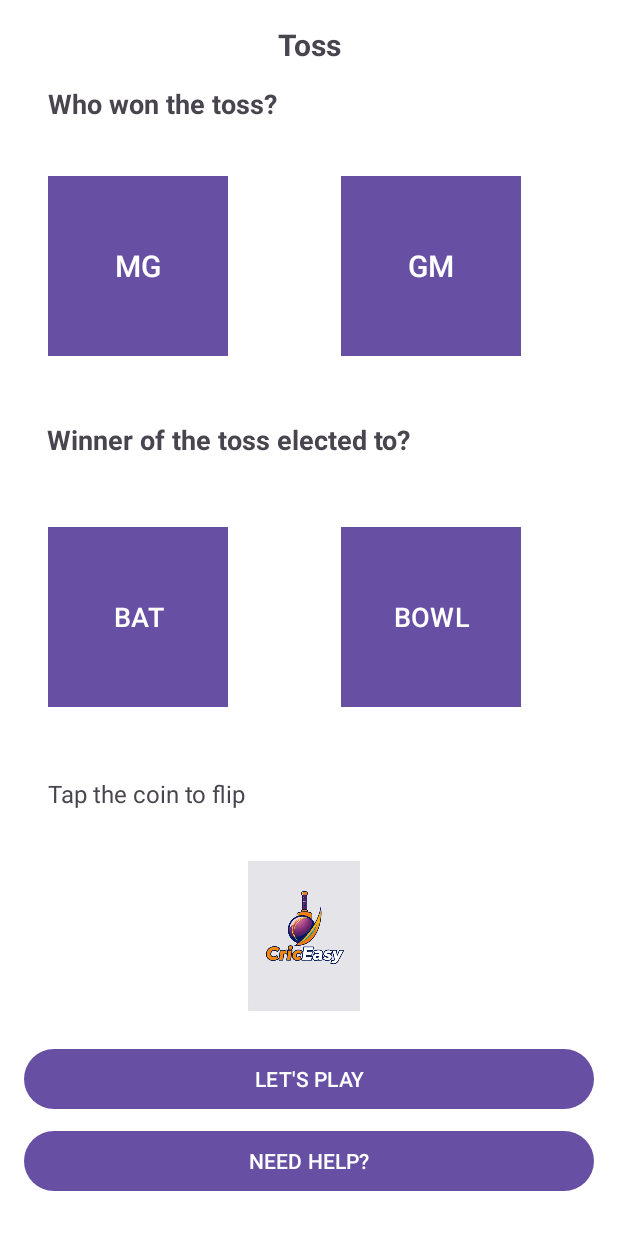
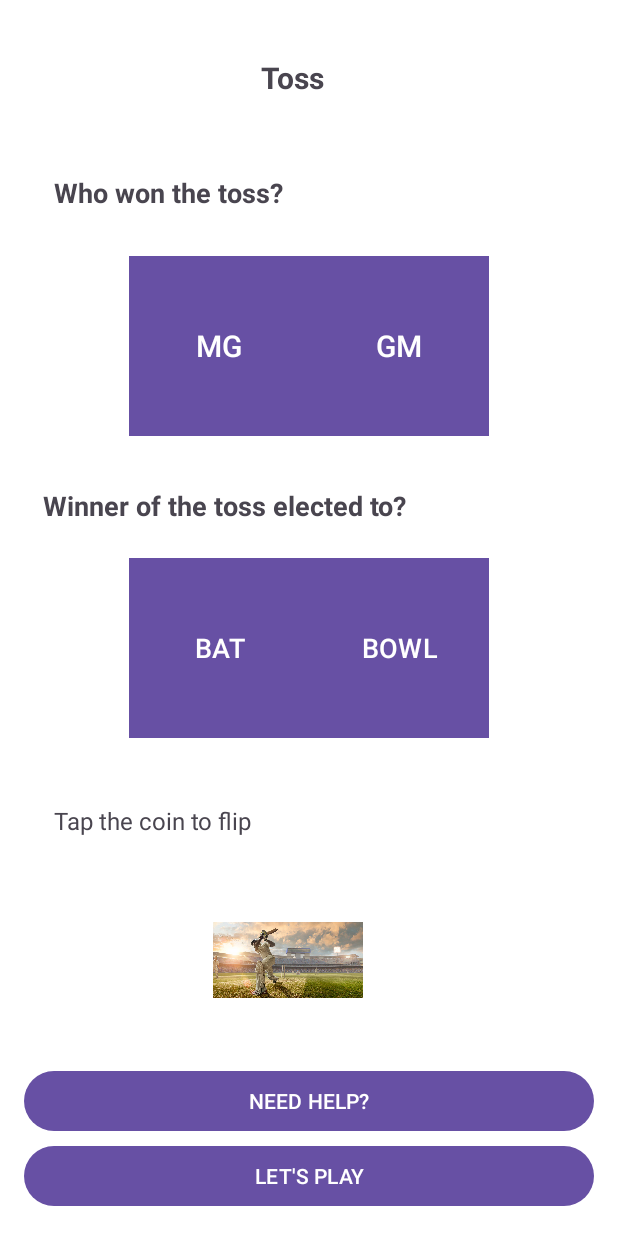
Before and after one commit to Yashhwanth/CricEasy, an Android app: the layout activity_toss.xml on its own in the app's theme, with its tools: preview values and no code run, on a phone screen of 412 x 824 dp. Run offline under Robolectric (Android 15) with nearby library versions, the phone set to English and light mode, and no system bars.

Commit message:
Toss Page

```diff
--- a/app/src/main/AndroidManifest.xml
+++ b/app/src/main/AndroidManifest.xml
@@ -40,6 +40,9 @@
         <activity android:name=".TossActivity"
             android:exported="true"  />
 
+        <activity android:name=".TeamSelectionActivity"
+            android:exported="true"  />
+
 
 
         <meta-data
--- a/app/src/main/java/com/cricketscoringapp/criceasy/MatchInfoActivity.java
+++ b/app/src/main/java/com/cricketscoringapp/criceasy/MatchInfoActivity.java
@@ -82,7 +82,7 @@ public class MatchInfoActivity extends AppCompatActivity {
     public void startActivityWithClearTop(Intent intent) {
         intent.addFlags(Intent.FLAG_ACTIVITY_CLEAR_TOP);
         startActivity(intent);
-        finish();
+        //finish();
     }
 
     //Method to validate inputs
--- a/app/src/main/java/com/cricketscoringapp/criceasy/TossActivity.java
+++ b/app/src/main/java/com/cricketscoringapp/criceasy/TossActivity.java
@@ -1,6 +1,12 @@
 package com.cricketscoringapp.criceasy;
 
+import android.os.Bundle;
 import androidx.appcompat.app.AppCompatActivity;
 
 public class TossActivity extends AppCompatActivity {
+    @Override
+    protected void onCreate(Bundle savedInstanceState) {
+        super.onCreate(savedInstanceState);
+        setContentView(R.layout.activity_toss); // Make sure this layout file exists
+    }
 }
--- a/app/src/main/res/layout/activity_team_creation.xml
+++ b/app/src/main/res/layout/activity_team_creation.xml
@@ -32,7 +32,8 @@
             android:layout_width="wrap_content"
             android:layout_height="wrap_content"
             android:layout_gravity="center"
-            android:text="@string/select_team_a"/>
+            android:text="@string/select_team_a"
+            android:onClick="teamsinput"/>
     </LinearLayout>
 
     <!-- VS Separator -->
@@ -75,7 +76,8 @@
             android:layout_width="wrap_content"
             android:layout_height="wrap_content"
             android:layout_gravity="center"
-            android:text="@string/select_team_b"/>
+            android:text="@string/select_team_b"
+            android:onClick="teamsinput"/>
     </LinearLayout>
 
     <!-- Back and Next Buttons at the Bottom -->
--- a/app/src/main/res/layout/activity_toss.xml
+++ b/app/src/main/res/layout/activity_toss.xml
@@ -27,9 +27,10 @@
         android:textStyle="bold"
         app:layout_constraintBottom_toBottomOf="parent"
         app:layout_constraintEnd_toEndOf="parent"
+        app:layout_constraintHorizontal_bias="0.467"
         app:layout_constraintStart_toStartOf="parent"
         app:layout_constraintTop_toTopOf="parent"
-        app:layout_constraintVertical_bias="0.0" />
+        app:layout_constraintVertical_bias="0.029" />
 
     <!-- Bat/Bowl Buttons -->
 
@@ -39,47 +40,18 @@
         android:id="@+id/tv_toss_winner"
         android:layout_width="wrap_content"
         android:layout_height="wrap_content"
+        android:layout_marginTop="8dp"
         android:text="Who won the toss?"
         android:textSize="18sp"
         android:textStyle="bold"
         app:layout_constraintBottom_toBottomOf="parent"
         app:layout_constraintEnd_toEndOf="parent"
-        app:layout_constraintHorizontal_bias="0.07"
+        app:layout_constraintHorizontal_bias="0.088"
         app:layout_constraintStart_toStartOf="parent"
         app:layout_constraintTop_toTopOf="parent"
-        app:layout_constraintVertical_bias="0.053" />
+        app:layout_constraintVertical_bias="0.121" />
 
     <!-- Bottom Buttons -->
-
-    <Button
-        android:id="@+id/btn_team1"
-        android:layout_width="120dp"
-        android:layout_height="120dp"
-        android:background="@drawable/back"
-        android:text="MG"
-        android:textColor="@android:color/white"
-        android:textSize="20sp"
-        app:layout_constraintBottom_toBottomOf="parent"
-        app:layout_constraintEnd_toEndOf="parent"
-        app:layout_constraintHorizontal_bias="0.061"
-        app:layout_constraintStart_toStartOf="parent"
-        app:layout_constraintTop_toTopOf="parent"
-        app:layout_constraintVertical_bias="0.151" />
-
-    <Button
-        android:id="@+id/btn_team2"
-        android:layout_width="120dp"
-        android:layout_height="120dp"
-        android:background="@drawable/back"
-        android:text="GM"
-        android:textColor="@android:color/white"
-        android:textSize="20sp"
-        app:layout_constraintBottom_toBottomOf="parent"
-        app:layout_constraintEnd_toEndOf="parent"
-        app:layout_constraintHorizontal_bias="0.814"
-        app:layout_constraintStart_toStartOf="parent"
-        app:layout_constraintTop_toTopOf="parent"
-        app:layout_constraintVertical_bias="0.151" />
 
     <TextView
         android:id="@+id/tv_decision"
@@ -90,40 +62,10 @@
         android:textStyle="bold"
         app:layout_constraintBottom_toBottomOf="parent"
         app:layout_constraintEnd_toEndOf="parent"
-        app:layout_constraintHorizontal_bias="0.114"
+        app:layout_constraintHorizontal_bias="0.092"
         app:layout_constraintStart_toStartOf="parent"
         app:layout_constraintTop_toTopOf="parent"
-        app:layout_constraintVertical_bias="0.345" />
-
-    <Button
-        android:id="@+id/btn_bat"
-        android:layout_width="120dp"
-        android:layout_height="120dp"
-        android:background="@drawable/back"
-        android:text="BAT"
-        android:textColor="@android:color/white"
-        android:textSize="18sp"
-        app:layout_constraintBottom_toBottomOf="parent"
-        app:layout_constraintEnd_toEndOf="parent"
-        app:layout_constraintHorizontal_bias="0.061"
-        app:layout_constraintStart_toStartOf="parent"
-        app:layout_constraintTop_toTopOf="parent"
-        app:layout_constraintVertical_bias="0.499" />
-
-    <Button
-        android:id="@+id/btn_bowl"
-        android:layout_width="120dp"
-        android:layout_height="120dp"
-        android:background="@drawable/back"
-        android:text="BOWL"
-        android:textColor="@android:color/white"
-        android:textSize="18sp"
-        app:layout_constraintBottom_toBottomOf="parent"
-        app:layout_constraintEnd_toEndOf="parent"
-        app:layout_constraintHorizontal_bias="0.814"
-        app:layout_constraintStart_toStartOf="parent"
-        app:layout_constraintTop_toTopOf="parent"
-        app:layout_constraintVertical_bias="0.499" />
+        app:layout_constraintVertical_bias="0.402" />
 
     <TextView
         android:id="@+id/tv_flip_coin"
@@ -133,22 +75,22 @@
         android:textSize="16sp"
         app:layout_constraintBottom_toBottomOf="parent"
         app:layout_constraintEnd_toEndOf="parent"
-        app:layout_constraintHorizontal_bias="0.064"
+        app:layout_constraintHorizontal_bias="0.08"
         app:layout_constraintStart_toStartOf="parent"
         app:layout_constraintTop_toTopOf="parent"
-        app:layout_constraintVertical_bias="0.652" />
+        app:layout_constraintVertical_bias="0.675" />
 
     <ImageView
         android:id="@+id/img_coin"
         android:layout_width="100dp"
         android:layout_height="100dp"
-        android:src="@drawable/back"
+        android:src="@drawable/bg"
         app:layout_constraintBottom_toBottomOf="parent"
         app:layout_constraintEnd_toEndOf="parent"
-        app:layout_constraintHorizontal_bias="0.487"
+        app:layout_constraintHorizontal_bias="0.451"
         app:layout_constraintStart_toStartOf="parent"
-        app:layout_constraintTop_toTopOf="@+id/toss_header"
-        app:layout_constraintVertical_bias="0.806" />
+        app:layout_constraintTop_toTopOf="parent"
+        app:layout_constraintVertical_bias="0.829" />
 
     <Button
         android:id="@+id/btn_help"
@@ -157,9 +99,10 @@
         android:text="NEED HELP?"
         app:layout_constraintBottom_toBottomOf="parent"
         app:layout_constraintEnd_toEndOf="parent"
+        app:layout_constraintHorizontal_bias="0.0"
         app:layout_constraintStart_toStartOf="parent"
         app:layout_constraintTop_toTopOf="parent"
-        app:layout_constraintVertical_bias="0.987" />
+        app:layout_constraintVertical_bias="0.933" />
 
     <Button
         android:id="@+id/btn_play"
@@ -171,5 +114,65 @@
         app:layout_constraintHorizontal_bias="0.0"
         app:layout_constraintStart_toStartOf="parent"
         app:layout_constraintTop_toTopOf="parent"
-        app:layout_constraintVertical_bias="0.913" />
+        app:layout_constraintVertical_bias="1.0" />
+
+    <RadioGroup
+        android:id="@+id/radioGroup"
+        android:layout_width="wrap_content"
+        android:layout_height="wrap_content"
+        android:orientation="horizontal"
+        app:layout_constraintBottom_toBottomOf="parent"
+        app:layout_constraintEnd_toEndOf="parent"
+        app:layout_constraintStart_toStartOf="parent"
+        app:layout_constraintTop_toTopOf="parent"
+        app:layout_constraintVertical_bias="0.23000002">
+
+        <Button
+            android:id="@+id/btn_team1"
+            android:layout_width="120dp"
+            android:layout_height="120dp"
+            android:background="@drawable/bg"
+            android:text="MG"
+            android:textColor="@android:color/white"
+            android:textSize="20sp" />
+
+        <Button
+            android:id="@+id/btn_team2"
+            android:layout_width="120dp"
+            android:layout_height="120dp"
+            android:background="@drawable/bg"
+            android:text="GM"
+            android:textColor="@android:color/white"
+            android:textSize="20sp" />
+    </RadioGroup>
+
+    <RadioGroup
+        android:layout_width="wrap_content"
+        android:layout_height="wrap_content"
+        android:orientation="horizontal"
+        app:layout_constraintBottom_toBottomOf="parent"
+        app:layout_constraintEnd_toEndOf="parent"
+        app:layout_constraintStart_toStartOf="parent"
+        app:layout_constraintTop_toTopOf="parent"
+        app:layout_constraintVertical_bias="0.53">
+
+        <Button
+            android:id="@+id/btn_bat"
+            android:layout_width="120dp"
+            android:layout_height="120dp"
+            android:background="@drawable/bg"
+            android:text="BAT"
+            android:textColor="@android:color/white"
+            android:textSize="18sp" />
+
+        <Button
+            android:id="@+id/btn_bowl"
+            android:layout_width="120dp"
+            android:layout_height="120dp"
+            android:background="@drawable/bg"
+            android:text="BOWL"
+            android:textColor="@android:color/white"
+            android:textSize="18sp" />
+    </RadioGroup>
+
 </androidx.constraintlayout.widget.ConstraintLayout>
```
Also changed, not shown: app/src/main/java/com/cricketscoringapp/criceasy/TeamCreationActivity.java (+8 -1 lines), app/src/main/java/com/cricketscoringapp/criceasy/TeamSelectionActivity.java (added, +22 -0 lines), app/src/main/res/layout/activity_team_selection.xml (added, +44 -0 lines).
